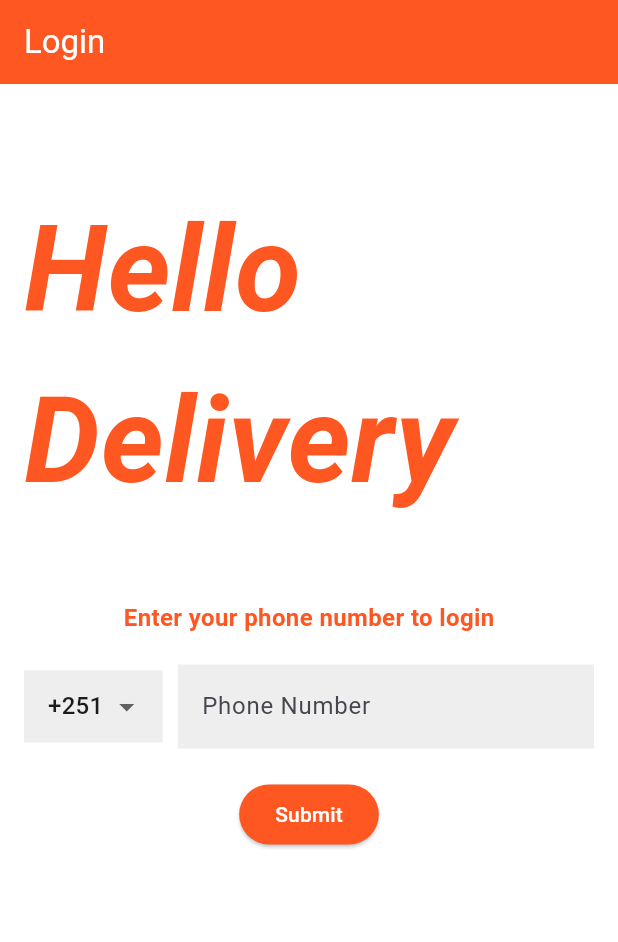
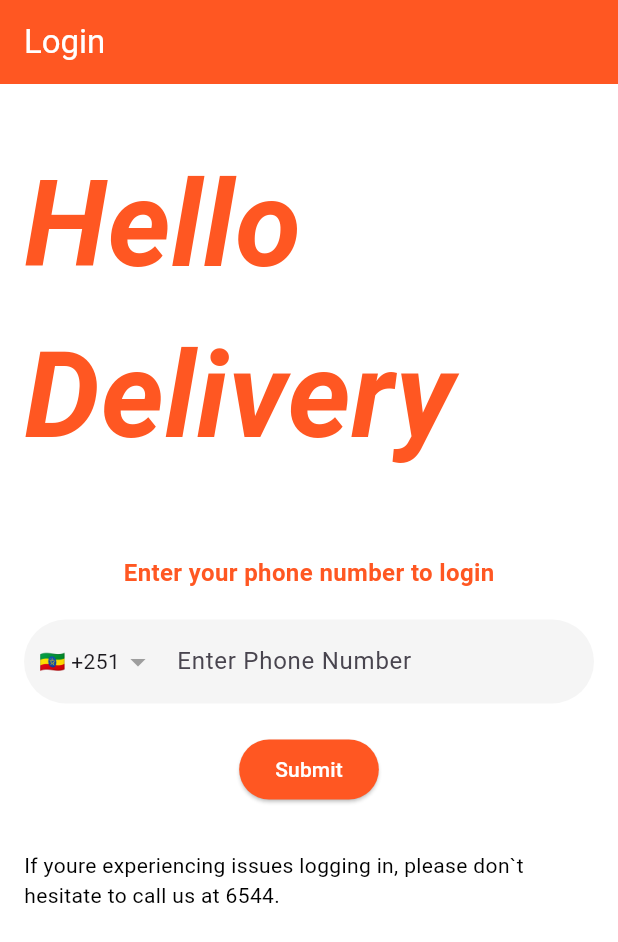
Before and after one commit to Hamza2679/Time-D, a Flutter app: the LoginPage screen opened directly, on a phone screen of 412 x 824 dp. Shown: the top 942 px of the screen. Run offline on Flutter 3.47's test engine with Material 3 defaults, Android fonts, the phone set to English and light mode, and no system bars; our stand-ins replace bloc, country_picker, equatable, firebase_auth, firebase_core, flutter_bloc and 1 more; accounts and stored records are empty.

Commit message:
select country with flag implementation

```diff
--- a/lib/fetures/autentication/login/pages/login_page.dart
+++ b/lib/fetures/autentication/login/pages/login_page.dart
@@ -1,24 +1,22 @@
 import 'package:flutter/material.dart';
 import 'package:firebase_auth/firebase_auth.dart';
+import 'package:country_picker/country_picker.dart';
 import 'package:flutter_bloc/flutter_bloc.dart';
 import 'package:shared_preferences/shared_preferences.dart';
 import '../../../home/pages/main_page.dart';
 import '../../otp/pages/otp_page.dart';
-import '../bloc/login_bloc.dart';
 
-class LoginPage extends StatelessWidget {
-  final List<String> _countryCodes = [
-    '+1',
-    '+91',
-    '+44',
-    '+61',
-    '+81',
-    '+49',
-    '+251'
-  ];
+class LoginPage extends StatefulWidget {
+  @override
+  _LoginPageState createState() => _LoginPageState();
+}
+
+class _LoginPageState extends State<LoginPage> {
   final TextEditingController _phoneNumberController = TextEditingController();
-  String? _selectedCountryCode = '+251';
+  final GlobalKey<FormState> _formKey = GlobalKey<FormState>();
 
+  String _selectedCountryCode = '+251';
+  String _countryFlag = '🇪🇹'; // Default to Ethiopia's flag
 
   @override
   Widget build(BuildContext context) {
@@ -31,9 +29,11 @@ class LoginPage extends StatelessWidget {
       body: Padding(
         padding: const EdgeInsets.all(16.0),
         child: SingleChildScrollView(
+          child: Form(
+            key: _formKey,
             child: Column(
               children: [
-              SizedBox(height: 50),
+                SizedBox(height: 20),
                 Text(
                   'Hello Delivery',
                   style: TextStyle(
@@ -53,58 +53,77 @@ class LoginPage extends StatelessWidget {
                   ),
                 ),
                 SizedBox(height: 20),
-              Row(
+
+                TextFormField(
+                  controller: _phoneNumberController,
+                  keyboardType: TextInputType.phone,
+                  decoration: InputDecoration(
+                    hintText: 'Enter Phone Number',
+                    filled: true,
+                    fillColor: Colors.grey[100],
+                    border: OutlineInputBorder(
+                      borderRadius: BorderRadius.circular(50),
+                      borderSide: BorderSide.none,
+                    ),
+                    prefixIcon: GestureDetector(
+                      onTap: () {
+                        showCountryPicker(
+                          context: context,
+                          showPhoneCode: true,
+                          onSelect: (Country country) {
+                            setState(() {
+                              _selectedCountryCode = '+${country.phoneCode}';
+                              _countryFlag = country.flagEmoji;
+                            });
+                          },
+                        );
+                      },
+                      child: Container(
+                        padding: EdgeInsets.only(left: 10, right: 10),
+                        child: Row(
+                          mainAxisSize: MainAxisSize.min,
                           children: [
-                  Expanded(
-                    flex: 1,
-                    child: DropdownButtonFormField<String>(
-                      value: _selectedCountryCode,
-                      items: _countryCodes.map((String code) {
-                        return DropdownMenuItem<String>(
-                          value: code,
-                          child: Text(code),
-                        );
-                      }).toList(),
-                      onChanged: (newValue) {
-                        _selectedCountryCode = newValue;
-                      },
-                      decoration: InputDecoration(
-                        border: InputBorder.none,
-                        filled: true,
-                        fillColor: Colors.grey[200],
+                            Text('$_countryFlag $_selectedCountryCode'),
+                            Icon(Icons.arrow_drop_down, color: Colors.grey),
+                          ],
                         ),
                       ),
                     ),
-                  SizedBox(width: 10),
-                  Expanded(
-                    flex: 3,
-                    child: TextField(
-                      controller: _phoneNumberController,
-                      keyboardType: TextInputType.phone,
-                      decoration: InputDecoration(
-                        labelText: 'Phone Number',
-                        border: InputBorder.none,
-                        filled: true,
-                        fillColor: Colors.grey[200],
                   ),
-                    ),
-                  ),
-                ],
+                  validator: (value) {
+                    if (value == null || value.isEmpty) {
+                      return 'Please enter your phone number';
+                    }
+                    return null;
+                  },
                 ),
                 SizedBox(height: 20),
-              Center(
-                child: ElevatedButton(
+                ElevatedButton(
                   style: ElevatedButton.styleFrom(
                     backgroundColor: Colors.deepOrange,
                   ),
                   onPressed: () {
+                    if (_formKey.currentState!.validate()) {
                       _verifyPhoneNumber(context);
+                    }
                   },
                   child: Text('Submit', style: TextStyle(color: Colors.white)),
                 ),
+                SizedBox(height: 30,),
+                Text(
+                  'If youre experiencing issues logging in, please don`t hesitate to call us at 6544.',
+                  style: TextStyle(
+
+                    color: Colors.black,
+                    fontSize: 14,
+                    fontWeight: FontWeight.normal,
+                  ),
                 ),
               ],
+
             ),
+          ),
+
         ),
       ),
     );
@@ -124,7 +143,7 @@ class LoginPage extends StatelessWidget {
         ScaffoldMessenger.of(context).showSnackBar(SnackBar(content: Text('Failed to verify phone number: ${e.message}')));
       },
       codeSent: (String verificationId, int? resendToken) {
-        Navigator.push(
+        Navigator.pushReplacement(
           context,
           MaterialPageRoute(
             builder: (context) => OtpVerificationPage(verificationId: verificationId, phoneNumber: phoneNumber),
@@ -137,8 +156,7 @@ class LoginPage extends StatelessWidget {
 
   void _setLoginState() async {
     SharedPreferences prefs = await SharedPreferences.getInstance();
-    await prefs.setBool('isLoggedIn', true); // Ensure this is awaited
-    print("Login state set: ${prefs.getBool('isLoggedIn')}"); // Debug print
+    await prefs.setBool('isLoggedIn', true);
+    print("Login state set: ${prefs.getBool('isLoggedIn')}");
   }
-
 }
--- a/lib/main.dart
+++ b/lib/main.dart
@@ -33,6 +33,7 @@ class MyApp extends StatelessWidget {
       child: MaterialApp(
         debugShowCheckedModeBanner: false,
         home: isLoggedIn ? MainPage() : SplashScreen1(),
+       //  home:LoginPage()
       ),
     );
   }
--- a/pubspec.yaml
+++ b/pubspec.yaml
@@ -44,6 +44,7 @@ dependencies:
   firebase_auth: ^5.1.2
   provider: ^6.1.2
   shared_preferences: ^2.0.7
+  country_picker: ^2.0.26
 
 
 dev_dependencies:
```
Also changed, not shown: lib/fetures/home/pages/home_page.dart (+12 -0 lines), pubspec.lock. Lines whose indentation alone changed are shown as unchanged.
